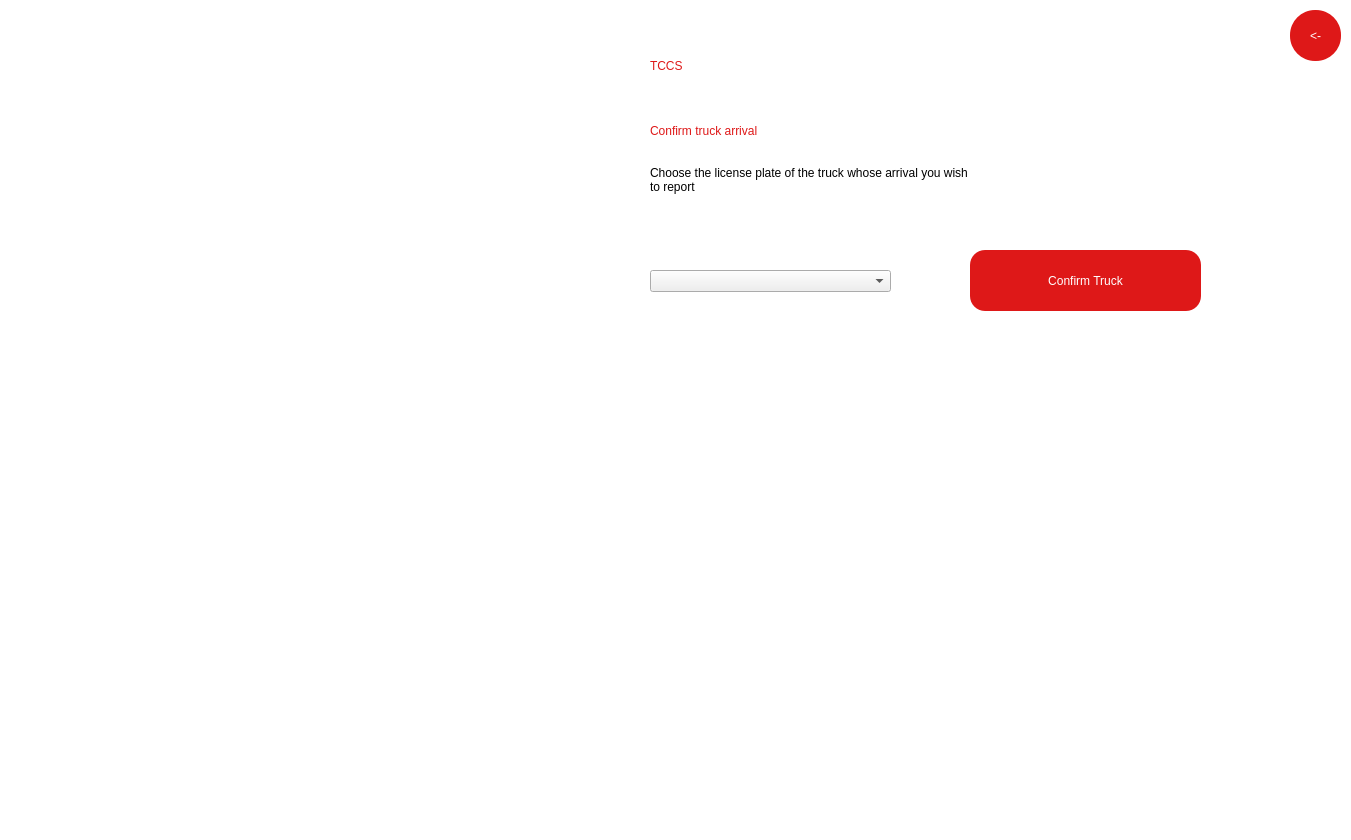
Before: the Qt Designer form ui/employeeTruckConfirm.ui in yatharthsameer/Transport-Company-Computerisation-TCC-Software-, drawn with Qt 5.
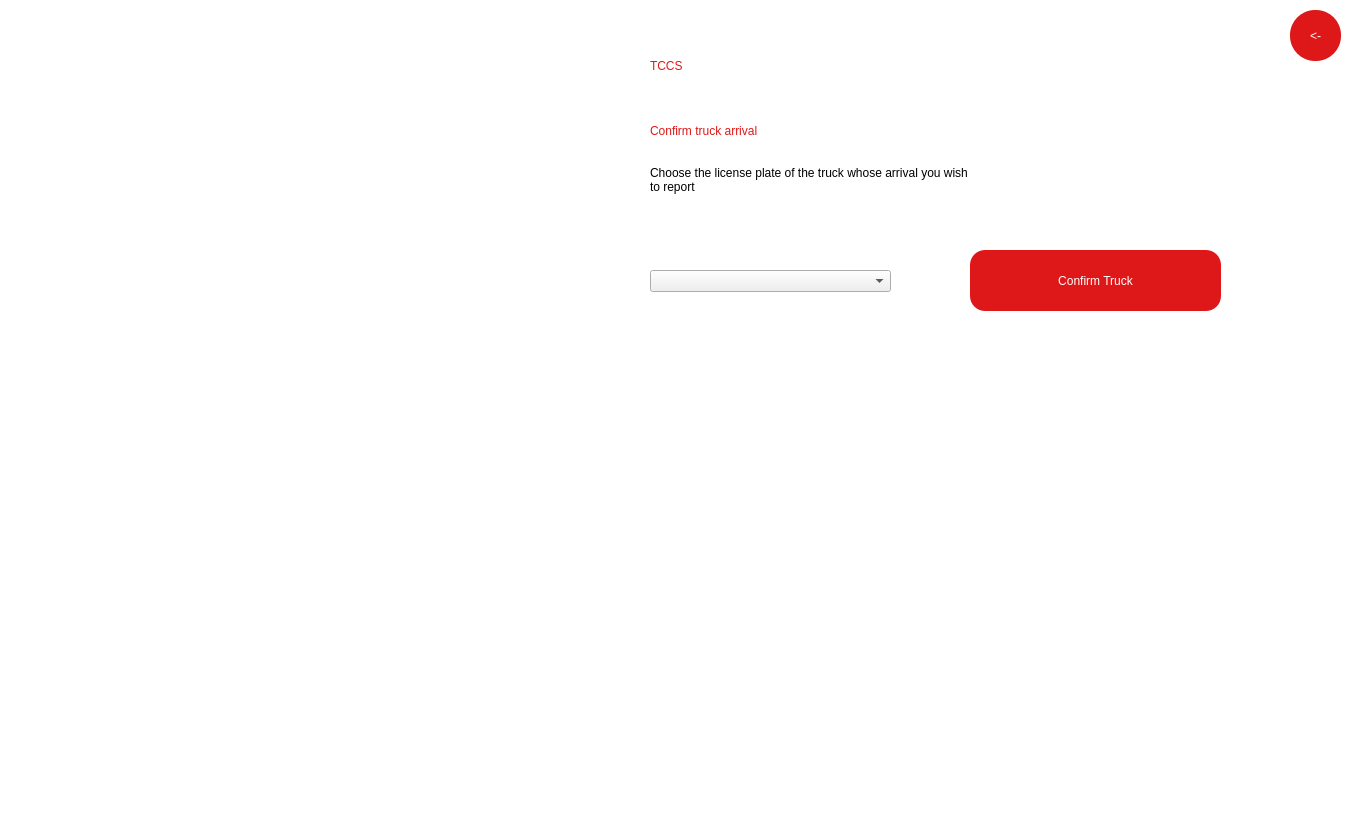
After: the same form once the commit is applied. Icons and pictures are not drawn.

Diff of the .ui file:
```diff
--- a/ui/employeeTruckConfirm.ui
+++ b/ui/employeeTruckConfirm.ui
@@ -40,9 +40,9 @@
   <widget class="QLabel" name="employee_name">
    <property name="geometry">
     <rect>
-     <x>150</x>
-     <y>350</y>
-     <width>251</width>
+     <x>20</x>
+     <y>410</y>
+     <width>411</width>
      <height>61</height>
     </rect>
    </property>
@@ -57,10 +57,10 @@
   <widget class="QLabel" name="employeeIDHeading">
    <property name="geometry">
     <rect>
-     <x>190</x>
-     <y>460</y>
-     <width>141</width>
-     <height>31</height>
+     <x>20</x>
+     <y>470</y>
+     <width>171</width>
+     <height>41</height>
     </rect>
    </property>
    <property name="styleSheet">
@@ -74,8 +74,8 @@
   <widget class="QLabel" name="Emailaddress_heading">
    <property name="geometry">
     <rect>
-     <x>180</x>
-     <y>550</y>
+     <x>20</x>
+     <y>520</y>
      <width>191</width>
      <height>31</height>
     </rect>
@@ -91,8 +91,8 @@
   <widget class="QLabel" name="branchHeading">
    <property name="geometry">
     <rect>
-     <x>210</x>
-     <y>640</y>
+     <x>20</x>
+     <y>600</y>
      <width>111</width>
      <height>41</height>
     </rect>
@@ -108,10 +108,10 @@
   <widget class="QLabel" name="employeeIDLabel">
    <property name="geometry">
     <rect>
-     <x>210</x>
-     <y>500</y>
-     <width>111</width>
-     <height>21</height>
+     <x>200</x>
+     <y>470</y>
+     <width>151</width>
+     <height>41</height>
     </rect>
    </property>
    <property name="styleSheet">
@@ -125,9 +125,9 @@
   <widget class="QLabel" name="emailIDLabel">
    <property name="geometry">
     <rect>
-     <x>140</x>
-     <y>570</y>
-     <width>281</width>
+     <x>20</x>
+     <y>550</y>
+     <width>501</width>
      <height>51</height>
     </rect>
    </property>
@@ -142,10 +142,10 @@
   <widget class="QLabel" name="branchLabel">
    <property name="geometry">
     <rect>
-     <x>150</x>
-     <y>670</y>
+     <x>130</x>
+     <y>600</y>
      <width>211</width>
-     <height>111</height>
+     <height>41</height>
     </rect>
    </property>
    <property name="styleSheet">
@@ -153,7 +153,7 @@
 font: 25 16pt &quot;Calibri&quot;;</string>
    </property>
    <property name="text">
-    <string>&lt;html&gt;&lt;head/&gt;&lt;body&gt;&lt;p align=&quot;center&quot;&gt;No 28 Gupta Road,&lt;br/&gt;Anna Nagar,&lt;br/&gt;Chennai, 600010&lt;/p&gt;&lt;/body&gt;&lt;/html&gt;</string>
+    <string>&lt;html&gt;&lt;head/&gt;&lt;body&gt;&lt;p&gt;No 28 Gupta &lt;/p&gt;&lt;/body&gt;&lt;/html&gt;</string>
    </property>
   </widget>
   <widget class="QLabel" name="label">
@@ -196,7 +196,7 @@
     <rect>
      <x>970</x>
      <y>250</y>
-     <width>231</width>
+     <width>251</width>
      <height>61</height>
     </rect>
    </property>
@@ -268,7 +268,7 @@
     <rect>
      <x>650</x>
      <y>150</y>
-     <width>471</width>
+     <width>511</width>
      <height>61</height>
     </rect>
    </property>
```
